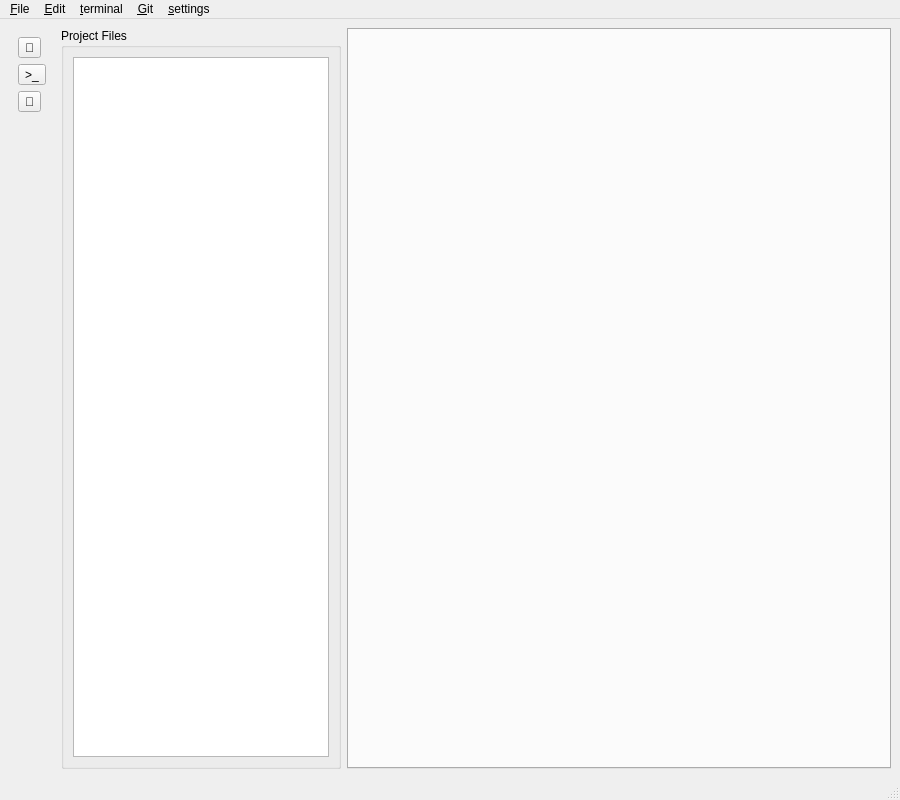
Qt form mainwindow.ui (yishun1st-a11y/scriptura) before a commit.
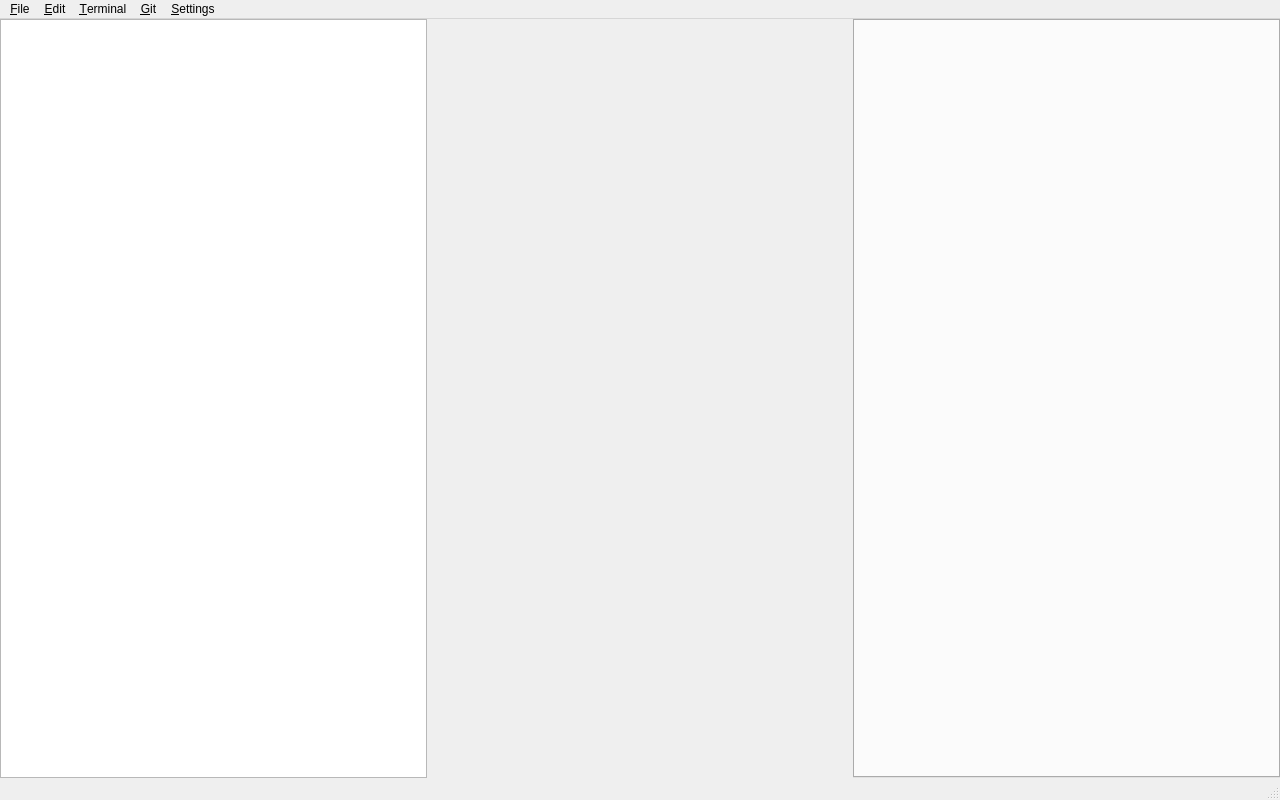
The same form after that commit.

```diff
--- a/mainwindow.ui
+++ b/mainwindow.ui
@@ -6,7 +6,7 @@
    <rect>
     <x>0</x>
     <y>0</y>
-    <width>900</width>
+    <width>1280</width>
     <height>800</height>
    </rect>
   </property>
@@ -14,81 +14,256 @@
    <string>Scriptura</string>
   </property>
    <widget class="QWidget" name="centralwidget">
-    <layout class="QHBoxLayout" name="horizontalLayout" stretch="0,0,1">
-     <item>
-    <widget class="QWidget" name="iconSideBar">
-     <layout class="QVBoxLayout" name="iconSidebarLayout">
-      <item>
-       <widget class="QToolButton" name="fileTreeToggleButton">
-        <property name="text">
-         <string>📁</string>
-        </property>
-        <property name="checkable">
-         <bool>true</bool>
-        </property>
-       </widget>
-      </item>
-       <item>
-        <widget class="QToolButton" name="terminalButton">
-          <property name="text">
-           <string>>_</string>
-          </property>
-          <property name="checkable">
-           <bool>true</bool>
-          </property>
-         </widget>
-       </item>
+   <layout class="QHBoxLayout" name="horizontalLayout">
+    <property name="spacing">
+     <number>
+      0
+     </number>
+    </property>
+    <property name="leftMargin">
+     <number>
+      0
+     </number>
+    </property>
+    <property name="topMargin">
+     <number>
+      0
+     </number>
+    </property>
+    <property name="rightMargin">
+     <number>
+      0
+     </number>
+    </property>
+    <property name="bottomMargin">
+     <number>
+      0
+     </number>
+    </property>
        <item>
-        <widget class="QToolButton" name="placeholderButton">
-         <property name="text">
-          <string>🔖</string>
-         </property>
-         <property name="toolTip">
-          <string>Todo Manager</string>
-         </property>
-         <property name="checkable">
-          <bool>true</bool>
-         </property>
-        </widget>
-       </item>
-       <item>
-        <spacer name="iconSidebarSpacer">
-          <property name="orientation">
-           <enum>Qt::Vertical</enum>
-          </property>
-          <property name="sizeHint" stdset="0">
-           <size>
-            <width>0</width>
-            <height>0</height>
-           </size>
-          </property>
-         </spacer>
-        </item>
-       </layout>
-      </widget>
-     </item>
-     <item>
-      <layout class="QVBoxLayout" name="sidebarLayout">
-       <item>
-        <widget class="QGroupBox" name="fileTreeGroupBox">
-         <property name="title">
-          <string>Project Files</string>
-         </property>
-         <layout class="QVBoxLayout" name="verticalLayout">
+     <widget class="QWidget" name="sidebarDrawer">
+      <property name="minimumWidth">
+       <number>
+        48
+       </number>
+      </property>
+      <property name="maximumWidth">
+       <number>
+        320
+       </number>
+      </property>
+      <layout class="QVBoxLayout" name="sidebarDrawerLayout">
+       <property name="spacing">
+        <number>
+         0
+        </number>
+       </property>
+       <property name="leftMargin">
+        <number>
+         0
+        </number>
+       </property>
+       <property name="topMargin">
+        <number>
+         0
+        </number>
+       </property>
+       <property name="rightMargin">
+        <number>
+         0
+        </number>
+       </property>
+       <property name="bottomMargin">
+        <number>
+         0
+        </number>
+       </property>
           <item>
            <widget class="QTreeView" name="fileTreeView"/>
           </item>
          </layout>
         </widget>
        </item>
-      </layout>
+    <item>
+     <widget class="QWidget" name="editorContainer">
+      <layout class="QVBoxLayout" name="editorContainerLayout">
+       <property name="spacing">
+        <number>
+         0
+        </number>
+       </property>
+       <property name="leftMargin">
+        <number>
+         0
+        </number>
+       </property>
+       <property name="topMargin">
+        <number>
+         0
+        </number>
+       </property>
+       <property name="rightMargin">
+        <number>
+         0
+        </number>
+       </property>
+       <property name="bottomMargin">
+        <number>
+         0
+        </number>
+       </property>
+       <item>
+        <widget class="QWidget" name="topToolbar">
+         <property name="minimumHeight">
+          <number>
+           44
+          </number>
+         </property>
+         <property name="maximumHeight">
+          <number>
+           44
+          </number>
+         </property>
+         <layout class="QHBoxLayout" name="topToolbarLayout">
+          <property name="spacing">
+           <number>
+            6
+           </number>
+          </property>
+          <property name="leftMargin">
+           <number>
+           8
+           </number>
+          </property>
+          <property name="topMargin">
+           <number>
+           4
+           </number>
+          </property>
+          <property name="rightMargin">
+           <number>
+           8
+           </number>
+          </property>
+          <property name="bottomMargin">
+           <number>
+           4
+           </number>
+          </property>
+         </layout>
+        </widget>
      </item>
      <item>
-      <layout class="QVBoxLayout" name="editorLayout">
+         <widget class="QTabBar" name="tabBar">
+          <property name="documentMode">
+           <bool>
+            true
+           </bool>
+          </property>
+          <property name="expanding">
+           <bool>
+            true
+           </bool>
+          </property>
+          <property name="drawBase">
+           <bool>
+            false
+           </bool>
+          </property>
+          <property name="movable">
+           <bool>
+            false
+           </bool>
+          </property>
+         </widget>
+        </item>
        <item>
-        <widget class="QTabWidget" name="tabWidget"/>
+        <widget class="QStackedWidget" name="editorStack"/>
        </item>
-      </layout>
+       <item>
+        <widget class="QWidget" name="bottomPanelContainer">
+         <property name="visible">
+          <bool>
+           false
+          </bool>
+         </property>
+         <property name="minimumHeight">
+          <number>
+           180
+          </number>
+         </property>
+         <property name="maximumHeight">
+          <number>
+           500
+          </number>
+         </property>
+         <layout class="QVBoxLayout" name="bottomPanelLayout">
+          <property name="spacing">
+           <number>
+            0
+           </number>
+          </property>
+          <property name="leftMargin">
+           <number>
+            0
+           </number>
+          </property>
+          <property name="topMargin">
+           <number>
+            0
+           </number>
+          </property>
+          <property name="rightMargin">
+           <number>
+            0
+           </number>
+          </property>
+          <property name="bottomMargin">
+           <number>
+            0
+           </number>
+          </property>
+           <item>
+            <widget class="QTabBar" name="bottomPanelTabs">
+             <property name="documentMode">
+              <bool>
+               true
+              </bool>
+             </property>
+             <property name="expanding">
+              <bool>
+               false
+              </bool>
+             </property>
+             <property name="drawBase">
+              <bool>
+               false
+              </bool>
+             </property>
+             <property name="movable">
+              <bool>
+               false
+              </bool>
+             </property>
+            </widget>
+           </item>
+          <item>
+           <widget class="QStackedWidget" name="bottomPanelStack"/>
+          </item>
+         </layout>
+        </widget>
+       </item>
+      </layout>
+     </widget>
+    </item>
+    <item>
+     <widget class="QTabWidget" name="tabWidget">
+      <property name="visible">
+       <bool>
+        false
+       </bool>
+      </property>
+     </widget>
      </item>
     </layout>
    </widget>
@@ -97,8 +272,8 @@
     <rect>
      <x>0</x>
      <y>0</y>
-     <width>900</width>
-     <height>30</height>
+     <width>1280</width>
+     <height>24</height>
     </rect>
    </property>
    <widget class="QMenu" name="menu_File">
@@ -125,7 +300,7 @@
      </widget>
    <widget class="QMenu" name="menu_terminal">
     <property name="title">
-     <string>&amp;terminal</string>
+     <string>&amp;Terminal</string>
     </property>
     <addaction name="action_new_window"/>
     <addaction name="action_clone_window"/>
@@ -139,7 +314,7 @@
    </widget>
    <widget class="QMenu" name="menu_settings">
     <property name="title">
-     <string>&amp;settings</string>
+     <string>&amp;Settings</string>
     </property>
     <addaction name="action_about"/>
     <addaction name="separator"/>
```
Left out of the diff: 30 changed lines with no effect on the pictures. Lines whose indentation alone changed are shown as unchanged.
